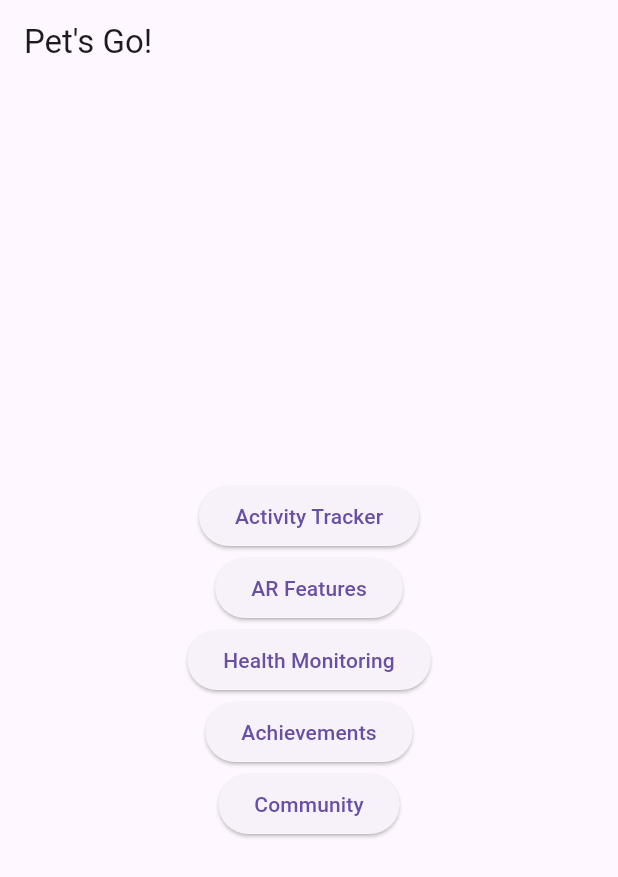
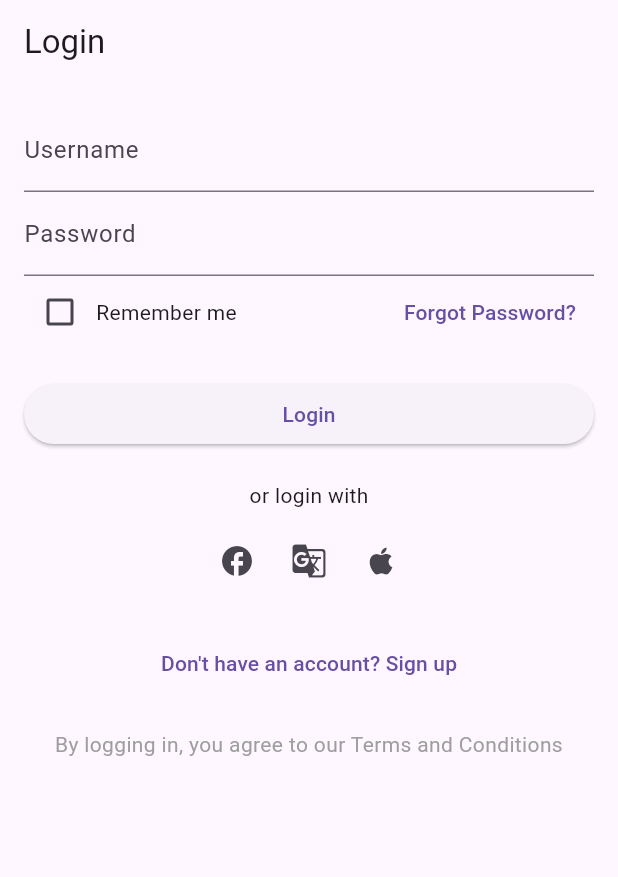
Before and after one commit to lafaCodes/PetUsGo, a Flutter app: the screen it shows after launch, on a phone screen of 412 x 824 dp. Shown: the top 877 px of the screen. Run offline on Flutter 3.47's test engine with Material 3 defaults, Android fonts, the phone set to English and light mode, and no system bars.

Commit message:
feature-based architecutre - setup

```diff
--- /dev/null
+++ b/lib/features/authentication/screens/login_screen.dart
@@ -0,0 +1,128 @@
+import 'package:flutter/material.dart';
+import '../../home/screens/home_screen.dart';
+
+class LoginScreen extends StatefulWidget {
+  @override
+  _LoginScreenState createState() => _LoginScreenState();
+}
+
+class _LoginScreenState extends State<LoginScreen> {
+  final _formKey = GlobalKey<FormState>();
+  bool _rememberMe = false;
+
+  @override
+  Widget build(BuildContext context) {
+    return Scaffold(
+      appBar: AppBar(
+        title: Text('Login'),
+      ),
+      body: Padding(
+        padding: const EdgeInsets.all(16.0),
+        child: Form(
+          key: _formKey,
+          child: ListView(
+            children: <Widget>[
+              TextFormField(
+                decoration: InputDecoration(labelText: 'Username'),
+                validator: (value) {
+                  if (value == null || value.isEmpty) {
+                    return 'Please enter your username';
+                  }
+                  return null;
+                },
+              ),
+              TextFormField(
+                decoration: InputDecoration(labelText: 'Password'),
+                obscureText: true,
+                validator: (value) {
+                  if (value == null || value.isEmpty) {
+                    return 'Please enter your password';
+                  }
+                  return null;
+                },
+              ),
+              Row(
+                children: <Widget>[
+                  Checkbox(
+                    value: _rememberMe,
+                    onChanged: (bool? value) {
+                      setState(() {
+                        _rememberMe = value!;
+                      });
+                    },
+                  ),
+                  Text('Remember me'),
+                  Spacer(),
+                  TextButton(
+                    onPressed: () {
+                      // Handle forgot password
+                    },
+                    child: Text('Forgot Password?'),
+                  ),
+                ],
+              ),
+              SizedBox(height: 20),
+              ElevatedButton(
+                onPressed: () {
+                  if (_formKey.currentState!.validate()) {
+                    // Handle login
+                    Navigator.pushReplacement(
+                      context,
+                      MaterialPageRoute(builder: (context) => HomeScreen()),
+                    );
+                  }
+                },
+                child: Text('Login'),
+              ),
+              SizedBox(height: 20),
+              Center(
+                child: Text('or login with'),
+              ),
+              SizedBox(height: 10),
+              Row(
+                mainAxisAlignment: MainAxisAlignment.center,
+                children: <Widget>[
+                  IconButton(
+                    icon: Icon(Icons.facebook),
+                    onPressed: () {
+                      // Handle Facebook login
+                    },
+                  ),
+                  IconButton(
+                    icon: Icon(Icons.g_translate),
+                    onPressed: () {
+                      // Handle Google login
+                    },
+                  ),
+                  IconButton(
+                    icon: Icon(Icons.apple),
+                    onPressed: () {
+                      // Handle Apple login
+                    },
+                  ),
+                ],
+              ),
+              SizedBox(height: 20),
+              Center(
+                child: TextButton(
+                  onPressed: () {
+                    // Handle sign up
+                  },
+                  child: Text('Don\'t have an account? Sign up'),
+                ),
+              ),
+              SizedBox(height: 20),
+              Center(
+                child: Text(
+                  'By logging in, you agree to our Terms and Conditions',
+                  textAlign: TextAlign.center,
+                  style: TextStyle(color: Colors.grey),
+                ),
+              ),
+            ],
+          ),
+        ),
+      ),
+    );
+  }
+}
--- a/lib/main.dart
+++ b/lib/main.dart
@@ -1,7 +1,7 @@
 import 'package:flutter/material.dart';
 import 'package:provider/provider.dart';
-import 'providers/pet_provider.dart';
-import 'screens/home_screen.dart';
+import 'core/providers/pet_provider.dart';
+import 'features/authentication/screens/login_screen.dart';
 
 void main() {
   runApp(MyApp());
@@ -19,7 +19,7 @@ class MyApp extends StatelessWidget {
         theme: ThemeData(
           primarySwatch: Colors.blue,
         ),
-        home: HomeScreen(),
+        home: LoginScreen(), // Set LoginScreen as the initial screen
       ),
     );
   }
--- a/lib/screens/home_screen.dart
+++ /dev/null
@@ -1,71 +0,0 @@
-import 'package:flutter/material.dart';
-import 'activity_tracker_screen.dart';
-import 'ar_features_screen.dart';
-import 'health_monitoring_screen.dart';
-import 'achievements_screen.dart';
-import 'community_screen.dart';
-
-class HomeScreen extends StatelessWidget {
-  @override
-  Widget build(BuildContext context) {
-    return Scaffold(
-      appBar: AppBar(
-        title: Text('Pet\'s Go!'),
-      ),
-      body: Center(
-        child: Column(
-          mainAxisAlignment: MainAxisAlignment.center,
-          children: <Widget>[
-            ElevatedButton(
-              onPressed: () {
-                Navigator.push(
-                  context,
-                  MaterialPageRoute(
-                      builder: (context) => ActivityTrackerScreen()),
-                );
-              },
-              child: Text('Activity Tracker'),
-            ),
-            ElevatedButton(
-              onPressed: () {
-                Navigator.push(
-                  context,
-                  MaterialPageRoute(builder: (context) => ARFeaturesScreen()),
-                );
-              },
-              child: Text('AR Features'),
-            ),
-            ElevatedButton(
-              onPressed: () {
-                Navigator.push(
-                  context,
-                  MaterialPageRoute(
-                      builder: (context) => HealthMonitoringScreen()),
-                );
-              },
-              child: Text('Health Monitoring'),
-            ),
-            ElevatedButton(
-              onPressed: () {
-                Navigator.push(
-                  context,
-                  MaterialPageRoute(builder: (context) => AchievementsScreen()),
-                );
-              },
-              child: Text('Achievements'),
-            ),
-            ElevatedButton(
-              onPressed: () {
-                Navigator.push(
-                  context,
-                  MaterialPageRoute(builder: (context) => CommunityScreen()),
-                );
-              },
-              child: Text('Community'),
-            ),
-          ],
-        ),
-      ),
-    );
-  }
-}
```
Also changed, not shown: lib/features/home/screens/home_screen.dart (added, +70 -0 lines), lib/core/models/pet.dart (added), lib/core/providers/pet_provider.dart (renamed from lib/providers/pet_provider.dart), lib/core/services/achievements_service.dart (added), lib/core/services/activity_tracker_service.dart (added), lib/core/services/ar_service.dart (added), lib/core/services/community_service.dart (added), lib/core/services/health_monitoring_service.dart (added), lib/features/achievements/screens/achievements_screen.dart (renamed from lib/screens/achievements_screen.dart), lib/features/activity_tracker/screens/activity_tracker_screen.dart (renamed from lib/screens/activity_tracker_screen.dart), lib/features/ar_features/screens/ar_features_screen.dart (renamed from lib/screens/ar_features_screen.dart), lib/features/community/screens/community_screen.dart (renamed from lib/screens/community_screen.dart), lib/features/health_monitoring/screens/health_monitoring_screen.dart (renamed from lib/screens/health_monitoring_screen.dart), 1 other file.
